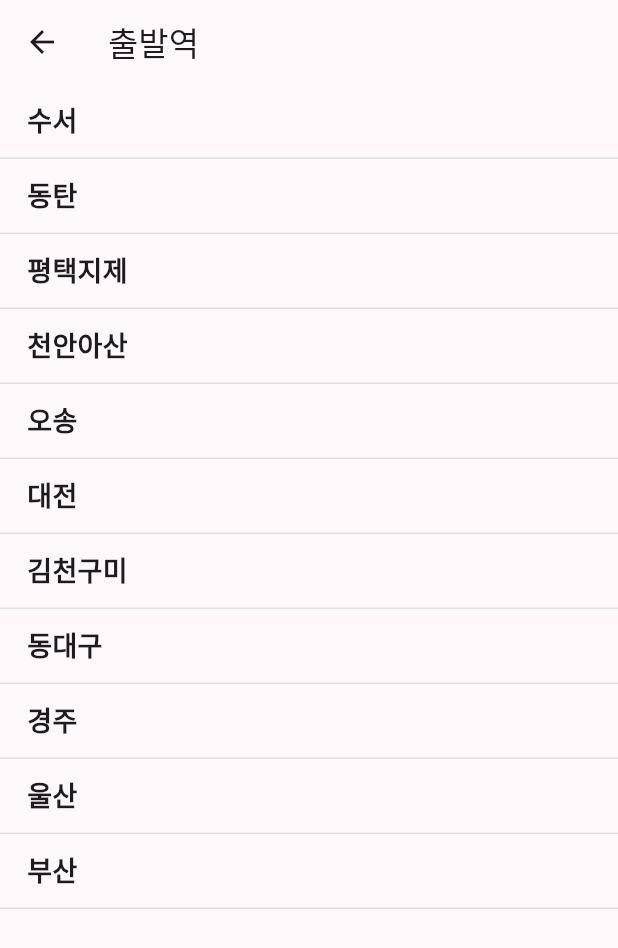
After one commit to daehan-lim/flutter-train-app, a Flutter app: the StationListPage screen opened directly, on a phone screen of 412 x 824 dp. The commit adds this screen. Shown: the top 948 px of the screen. Run offline on Flutter 3.47's test engine with Material 3 defaults, Android fonts, the phone set to English and light mode, and no system bars.

Commit message:
feat: Add static station_list_page as Stless Widget (no navigation or functionality yet)

```diff
--- a/lib/app/constants/app_colors.dart
+++ b/lib/app/constants/app_colors.dart
@@ -4,11 +4,12 @@ class AppColors {
   // Colors in AppTheme
   static const primary = Color(0xFFFEF8FA);
   static const dividerLight = Color(0xFFBDBDBD); // Colors.grey[400]
-  static const dividerDark = Colors.white; // Colors.grey[400]
+  static const dividerDark = Colors.white;
   static const button = Colors.purple;
   static const boxBackgroundDark = Color(0xFF424242);
 
   // Colors used directly in pages
   static const darkBackground = Color(0xFF161217);
   static const greyBackground = Color(0xFFEEEEEE,); // Same as Colors.grey[200] but constant
+  static const listDivider = Color(0xFFE0E0E0); // Colors.grey[300]
 }
--- a/lib/app/constants/app_strings.dart
+++ b/lib/app/constants/app_strings.dart
@@ -5,4 +5,17 @@ class AppStrings {
   static const arrivalStation = '도착역';
   static const select = '선택';
   static const selectSeat = '좌석 선택';
+  static const stationNames = [
+    '수서',
+    '동탄',
+    '평택지제',
+    '천안아산',
+    '오송',
+    '대전',
+    '김천구미',
+    '동대구',
+    '경주',
+    '울산',
+    '부산',
+  ];
 }
--- a/lib/app/constants/app_styles.dart
+++ b/lib/app/constants/app_styles.dart
@@ -14,6 +14,11 @@ class AppStyles {
     color: Colors.white
   );
 
+  static const trainStationName = TextStyle(
+      fontSize: 18,
+      fontWeight: FontWeight.bold,
+  );
+
   static getSelectedStationText(BuildContext context) {
     return TextStyle(
       fontSize: 40,
--- a/lib/main.dart
+++ b/lib/main.dart
@@ -17,7 +17,7 @@ class MyApp extends StatelessWidget {
       themeMode: ThemeMode.system,
       theme: AppTheme.buildTheme(Brightness.light),
       darkTheme: AppTheme.buildTheme(Brightness.dark),
-      home: const HomePage(),
+      home: HomePage(),
     );
   }
 }
--- /dev/null
+++ b/lib/ui/station_list/station_list_page.dart
@@ -0,0 +1,34 @@
+import 'package:flutter/material.dart';
+import 'package:flutter_train_app/app/constants/app_strings.dart';
+import 'package:flutter_train_app/app/constants/app_styles.dart';
+
+import '../../app/constants/app_colors.dart';
+
+class StationListPage extends StatelessWidget {
+  List<String> stationNames = AppStrings.stationNames;
+
+  StationListPage({super.key});
+
+  @override
+  Widget build(BuildContext context) {
+    return Scaffold(
+      appBar: AppBar(title: Text(AppStrings.departureStation)),
+      body: ListView.builder(
+        itemCount: stationNames.length,
+        itemBuilder: (context, index) {
+          return Container(
+            height: 50,
+            alignment: Alignment.centerLeft,
+            decoration: BoxDecoration(
+              border: Border(bottom: BorderSide(color: AppColors.listDivider)),
+            ),
+            child: Padding(
+              padding: const EdgeInsets.only(left: 18),
+              child: Text(stationNames[index], style: AppStyles.trainStationName),
+            ),
+          );
+        },
+      ),
+    );
+  }
+}
```
